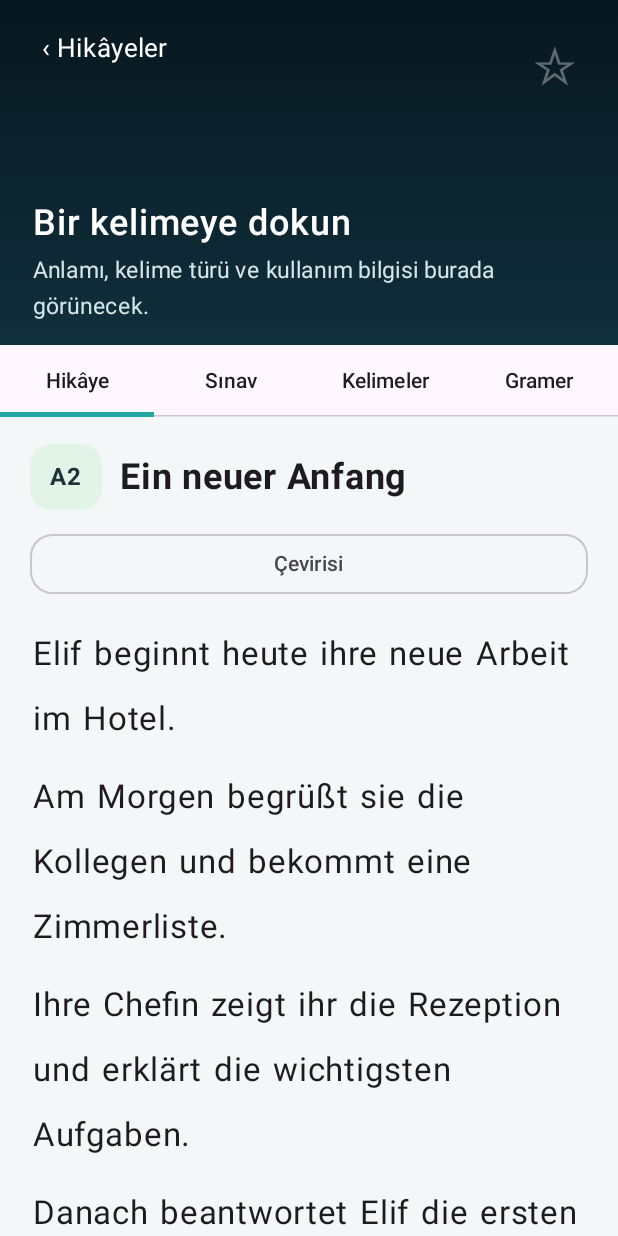
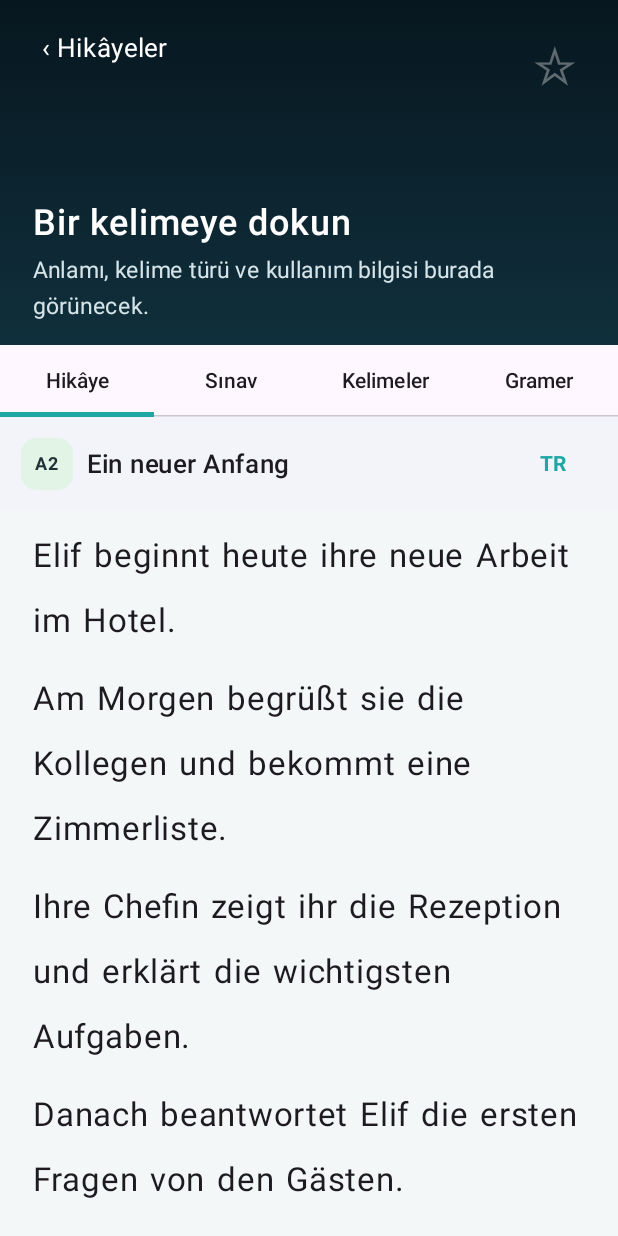
Before and after one commit to mbkurt06/german-reader, an Android app built with Jetpack Compose: the screen it shows after launch (MainActivity), after a tap on "A2", on a phone screen of 412 x 824 dp. Run offline under Robolectric (Android 15) with nearby library versions, the phone set to English and light mode, and no system bars; pictures from the network do not load.

Commit message:
Refine reader links compact header and grammar tab

```diff
--- a/app/src/main/java/de/bascurt/almancaokuyucu/MainActivity.kt
+++ b/app/src/main/java/de/bascurt/almancaokuyucu/MainActivity.kt
@@ -428,22 +428,22 @@ private fun StoryScreen(
 ) {
     var showTranslations by remember(lesson.id) { mutableStateOf(false) }
     Column(Modifier.fillMaxSize()) {
-        Column(Modifier.fillMaxWidth().padding(start = 20.dp, end = 20.dp, top = 18.dp, bottom = 10.dp)) {
-            Row(verticalAlignment = Alignment.CenterVertically) {
-                LevelBadge(lesson.level)
-                Spacer(Modifier.width(12.dp))
-                Text(lesson.title, fontSize = 24.sp, fontWeight = FontWeight.Bold, modifier = Modifier.weight(1f))
-            }
-            Spacer(Modifier.height(12.dp))
-            OutlinedButton(
-                onClick = { showTranslations = !showTranslations },
-                modifier = Modifier.fillMaxWidth(),
-                shape = RoundedCornerShape(15.dp)
+        Surface(tonalElevation = 1.dp, modifier = Modifier.fillMaxWidth()) {
+            Row(
+                Modifier.fillMaxWidth().padding(horizontal = 14.dp, vertical = 7.dp),
+                verticalAlignment = Alignment.CenterVertically
             ) {
-                Text(if (showTranslations) "Çeviriyi gizle" else "Çevirisi", fontWeight = FontWeight.SemiBold)
+                Surface(color = levelColor(lesson.level), shape = RoundedCornerShape(10.dp)) {
+                    Text(lesson.level, Modifier.padding(horizontal = 9.dp, vertical = 5.dp), fontSize = 12.sp, fontWeight = FontWeight.Bold, color = Color(0xFF203038))
+                }
+                Spacer(Modifier.width(9.dp))
+                Text(lesson.title, fontSize = 17.sp, fontWeight = FontWeight.SemiBold, modifier = Modifier.weight(1f), maxLines = 1)
+                TextButton(onClick = { showTranslations = !showTranslations }, contentPadding = PaddingValues(horizontal = 10.dp, vertical = 2.dp)) {
+                    Text(if (showTranslations) "TR ✓" else "TR", fontWeight = FontWeight.Bold)
+                }
             }
         }
-        Column(Modifier.weight(1f).verticalScroll(rememberScrollState()).navigationBarsPadding().padding(start = 20.dp, end = 20.dp, top = 8.dp, bottom = 110.dp)) {
+        Column(Modifier.weight(1f).verticalScroll(rememberScrollState()).navigationBarsPadding().padding(start = 20.dp, end = 20.dp, top = 12.dp, bottom = 110.dp)) {
             lesson.sentences.forEachIndexed { sentenceIndex, sentence ->
             FlowRow(Modifier.fillMaxWidth(), horizontalArrangement = Arrangement.spacedBy(3.dp), verticalArrangement = Arrangement.spacedBy(7.dp)) {
                 sentence.forEach { token ->
@@ -935,15 +935,72 @@ private fun SettingsScreen(prefs: UserPreferences, onSave: (UserPreferences) ->
     }
 }
 
+private data class StoryGrammarRule(val title: String, val explanation: String, val example: String)
+
+private fun storyGrammarRules(lesson: ReaderLesson): List<StoryGrammarRule> {
+    val text = lesson.sentences.joinToString(" ") { sentence -> sentence.joinToString(" ") { it.text } }.lowercase()
+    val rules = mutableListOf<StoryGrammarRule>()
+
+    if (Regex("\b(weil|wenn|dass|während|obwohl|bevor)\b").containsMatchIn(text)) {
+        rules += StoryGrammarRule(
+            "Yan cümlede fiilin yeri",
+            "weil, wenn, dass, während gibi bağlaçlarla kurulan yan cümlede çekimli fiil genellikle cümlenin sonuna gider.",
+            lesson.sentences.firstOrNull { sentence -> sentence.any { it.text.lowercase().trim('.,') in setOf("weil", "wenn", "dass", "während", "obwohl", "bevor") } }?.joinToString(" ") { it.text } ?: ""
+        )
+    }
+
+    if (Regex("\b(möchte|möchten|kann|können|muss|müssen|soll|sollen|will|wollen|darf|dürfen)\b").containsMatchIn(text)) {
+        rules += StoryGrammarRule(
+            "Modal fiil + mastar",
+            "Modal fiil çekimlenir; asıl fiil mastar hâlinde çoğunlukla cümlenin sonunda bulunur.",
+            lesson.sentences.firstOrNull { sentence -> sentence.any { Regex("^(möchte|möchten|kann|können|muss|müssen|soll|sollen|will|wollen|darf|dürfen)[.,]?$", RegexOption.IGNORE_CASE).matches(it.text) } }?.joinToString(" ") { it.text } ?: ""
+        )
+    }
+
+    val hasSeparable = lesson.sentences.flatten().any { it.lexeme.contextUsage?.contains("Ayrılabilir", ignoreCase = true) == true }
+    if (hasSeparable || Regex("\b(auf|zu|ein|aus|ab|weg|zurück)\b").containsMatchIn(text)) {
+        rules += StoryGrammarRule(
+            "Ayrılabilir fiiller",
+            "Ana cümlede ayrılabilir fiilin çekimli kısmı normal fiil yerinde durur; ayrılan ön ek cümlenin ilerisine gider.",
+            lesson.sentences.firstOrNull { sentence -> sentence.count { it.lexeme.strongLinkId != null } >= 2 }?.joinToString(" ") { it.text } ?: ""
+        )
+    }
+
+    if (Regex("\b(mit|nach|von|bei|über|für|an|auf|in)\b").containsMatchIn(text)) {
+        rules += StoryGrammarRule(
+            "Edatlar ve hâller",
+            "Bazı edatlar belirli bir hâl ister. Örneğin mit, nach, von ve bei çoğunlukla Dativ; für ise Akkusativ alır. an, auf, in ve über gibi Wechselpräpositionen kullanıma göre hâl değiştirir.",
+            lesson.sentences.firstOrNull { sentence -> sentence.any { it.lexeme.wordClass == "Edat" } }?.joinToString(" ") { it.text } ?: ""
+        )
+    }
+
+    if (rules.isEmpty()) {
+        rules += StoryGrammarRule(
+            "Cümlede fiilin yeri",
+            "A2 düzeyindeki normal ana cümlede çekimli fiil çoğunlukla ikinci konumdadır. Cümle zaman ifadesiyle başlasa bile fiilin yeri korunur.",
+            lesson.sentences.firstOrNull()?.joinToString(" ") { it.text } ?: ""
+        )
+    }
+    return rules.distinctBy { it.title }.take(2)
+}
+
 @Composable private fun GrammarScreen(lesson: ReaderLesson) {
-    Column(Modifier.fillMaxSize().verticalScroll(rememberScrollState()).navigationBarsPadding().padding(16.dp), verticalArrangement = Arrangement.spacedBy(10.dp)) {
-        lesson.grammarItems.forEach { item ->
-            ElevatedCard(shape = RoundedCornerShape(18.dp)) {
-                Column(Modifier.fillMaxWidth().padding(15.dp)) {
-                    Text(item.base, fontSize = 18.sp, fontWeight = FontWeight.Bold)
-                    Text(item.meaning, color = MaterialTheme.colorScheme.onSurfaceVariant)
-                    Row(Modifier.padding(top = 6.dp), horizontalArrangement = Arrangement.spacedBy(7.dp)) { LightPill(item.wordClass); item.grammar?.let { LightPill(it) } }
-                    item.explanation?.let { Text(it, Modifier.padding(top = 8.dp), fontSize = 14.sp) }
+    val rules = remember(lesson.id) { storyGrammarRules(lesson) }
+    Column(Modifier.fillMaxSize().verticalScroll(rememberScrollState()).navigationBarsPadding().padding(16.dp), verticalArrangement = Arrangement.spacedBy(12.dp)) {
+        Text("Bu hikâyede öne çıkan gramer", fontSize = 20.sp, fontWeight = FontWeight.Bold)
+        Text("Kelime listesi yerine, metinde gerçekten kullanılan ${lesson.level} düzeyine uygun temel kurallar.", color = MaterialTheme.colorScheme.onSurfaceVariant, fontSize = 13.sp)
+        rules.forEach { rule ->
+            ElevatedCard(shape = RoundedCornerShape(18.dp), modifier = Modifier.fillMaxWidth()) {
+                Column(Modifier.padding(16.dp)) {
+                    Text(rule.title, fontSize = 18.sp, fontWeight = FontWeight.Bold)
+                    Spacer(Modifier.height(7.dp))
+                    Text(rule.explanation, color = MaterialTheme.colorScheme.onSurfaceVariant, lineHeight = 21.sp)
+                    if (rule.example.isNotBlank()) {
+                        Spacer(Modifier.height(10.dp))
+                        Surface(color = Turquoise.copy(alpha = .10f), shape = RoundedCornerShape(12.dp)) {
+                            Text("Örnek: ${rule.example}", Modifier.padding(11.dp), fontSize = 14.sp)
+                        }
+                    }
                 }
             }
         }
--- a/app/src/main/java/de/bascurt/almancaokuyucu/data/ContextLessonEnhancer.kt
+++ b/app/src/main/java/de/bascurt/almancaokuyucu/data/ContextLessonEnhancer.kt
@@ -106,7 +106,73 @@ internal object ContextLessonEnhancer {
                 }
             }
         }
-        return result
+        return applyAutomaticLinks(lessonId, sentenceIndex, result)
+    }
+
+    private fun applyAutomaticLinks(
+        lessonId: String,
+        sentenceIndex: Int,
+        sentence: MutableList<ReadingToken>
+    ): List<ReadingToken> {
+        val nounPrefixClasses = setOf("Artikel", "Belirleyici", "Sıfat", "Zamir")
+
+        fun addWeakLink(indices: List<Int>, relation: String): String? {
+            if (indices.size < 2) return null
+            val linkId = "$lessonId-auto-$sentenceIndex-$relation-${indices.first()}-${indices.last()}"
+            indices.distinct().forEach { index ->
+                val original = sentence[index].lexeme
+                sentence[index] = sentence[index].copy(lexeme = original.copy(
+                    contextLinkId = original.contextLinkId ?: linkId,
+                    contextLinkIds = (original.contextLinkIds + linkId).distinct()
+                ))
+            }
+            return linkId
+        }
+
+        for (nounIndex in sentence.indices) {
+            if (sentence[nounIndex].lexeme.wordClass != "İsim") continue
+            var start = nounIndex
+            var cursor = nounIndex - 1
+            while (cursor >= 0 && sentence[cursor].lexeme.wordClass in nounPrefixClasses) {
+                start = cursor
+                cursor--
+            }
+            if (start < nounIndex) addWeakLink((start..nounIndex).toList(), "noun")
+        }
+
+        for (prepIndex in sentence.indices) {
+            if (sentence[prepIndex].lexeme.wordClass != "Edat") continue
+            val objectIndices = mutableListOf<Int>()
+            var cursor = prepIndex + 1
+            while (cursor < sentence.size && cursor <= prepIndex + 4) {
+                val wc = sentence[cursor].lexeme.wordClass
+                if (wc == "İsim") {
+                    objectIndices += cursor
+                    break
+                }
+                if (wc in nounPrefixClasses) {
+                    objectIndices += cursor
+                    cursor++
+                    continue
+                }
+                break
+            }
+            if (objectIndices.isEmpty() || sentence[objectIndices.last()].lexeme.wordClass != "İsim") continue
+            val relationIndices = mutableListOf(prepIndex).apply { addAll(objectIndices) }
+            val relationLink = addWeakLink(relationIndices, "prep") ?: continue
+
+            val strongId = sentence[prepIndex].lexeme.strongLinkId
+            if (strongId != null) {
+                sentence.indices.filter { sentence[it].lexeme.strongLinkId == strongId }.forEach { index ->
+                    val original = sentence[index].lexeme
+                    sentence[index] = sentence[index].copy(lexeme = original.copy(
+                        contextLinkId = original.contextLinkId ?: relationLink,
+                        contextLinkIds = (original.contextLinkIds + relationLink).distinct()
+                    ))
+                }
+            }
+        }
+        return sentence
     }
 
     private fun clean(text: String): String = text
```
